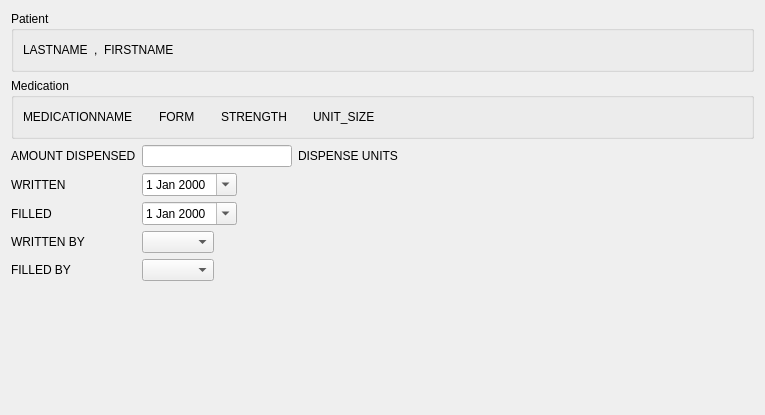
kyledevans/Medicine-Track, file src/wizards/prescription_01.ui: the form before one commit.
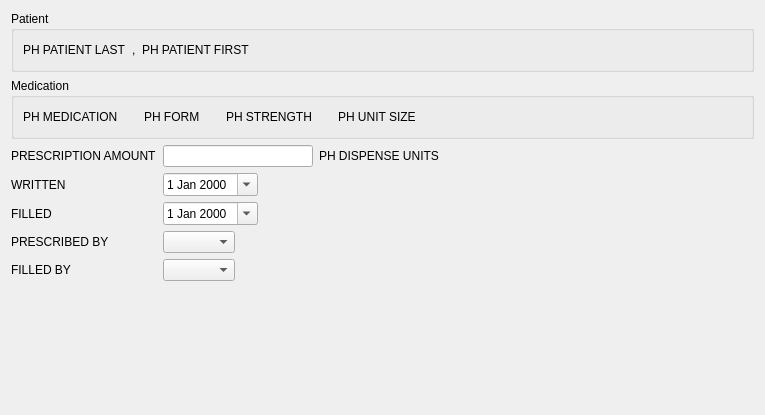
The form after the commit.

The edit to the form file:
```diff
--- a/src/wizards/prescription_01.ui
+++ b/src/wizards/prescription_01.ui
@@ -20,7 +20,7 @@
       <item>
        <widget class="QLabel" name="lastLabel">
         <property name="text">
-         <string notr="true">LASTNAME</string>
+         <string notr="true">PH PATIENT LAST</string>
         </property>
        </widget>
       </item>
@@ -34,7 +34,7 @@
       <item>
        <widget class="QLabel" name="firstLabel">
         <property name="text">
-         <string notr="true">FIRSTNAME</string>
+         <string notr="true">PH PATIENT FIRST</string>
         </property>
        </widget>
       </item>
@@ -63,7 +63,7 @@
       <item>
        <widget class="QLabel" name="medicationLabel">
         <property name="text">
-         <string notr="true">MEDICATIONNAME</string>
+         <string notr="true">PH MEDICATION</string>
         </property>
        </widget>
       </item>
@@ -86,7 +86,7 @@
       <item>
        <widget class="QLabel" name="formLabel">
         <property name="text">
-         <string notr="true">FORM</string>
+         <string notr="true">PH FORM</string>
         </property>
        </widget>
       </item>
@@ -109,7 +109,7 @@
       <item>
        <widget class="QLabel" name="strengthLabel">
         <property name="text">
-         <string notr="true">STRENGTH</string>
+         <string notr="true">PH STRENGTH</string>
         </property>
        </widget>
       </item>
@@ -132,7 +132,7 @@
       <item>
        <widget class="QLabel" name="unitSizeLabel">
         <property name="text">
-         <string notr="true">UNIT_SIZE</string>
+         <string notr="true">PH UNIT SIZE</string>
         </property>
        </widget>
       </item>
@@ -160,7 +160,7 @@
      <item row="0" column="0">
       <widget class="QLabel" name="amountLabel_2">
        <property name="text">
-        <string>AMOUNT DISPENSED</string>
+        <string comment="PRESCRIPTION AMOUNT EDIT LABEL">PRESCRIPTION AMOUNT</string>
        </property>
       </widget>
      </item>
@@ -188,7 +188,7 @@
        <item>
         <widget class="QLabel" name="dispenseUnitsLabel">
          <property name="text">
-          <string notr="true">DISPENSE UNITS</string>
+          <string notr="true">PH DISPENSE UNITS</string>
          </property>
         </widget>
        </item>
@@ -272,7 +272,7 @@
      <item row="3" column="0">
       <widget class="QLabel" name="writtenByLabel">
        <property name="text">
-        <string>WRITTEN BY</string>
+        <string comment="PRESCRIBED BY EDIT LABEL">PRESCRIBED BY</string>
        </property>
       </widget>
      </item>
```
Left out of the diff: 69 changed lines with no effect on the pictures.
